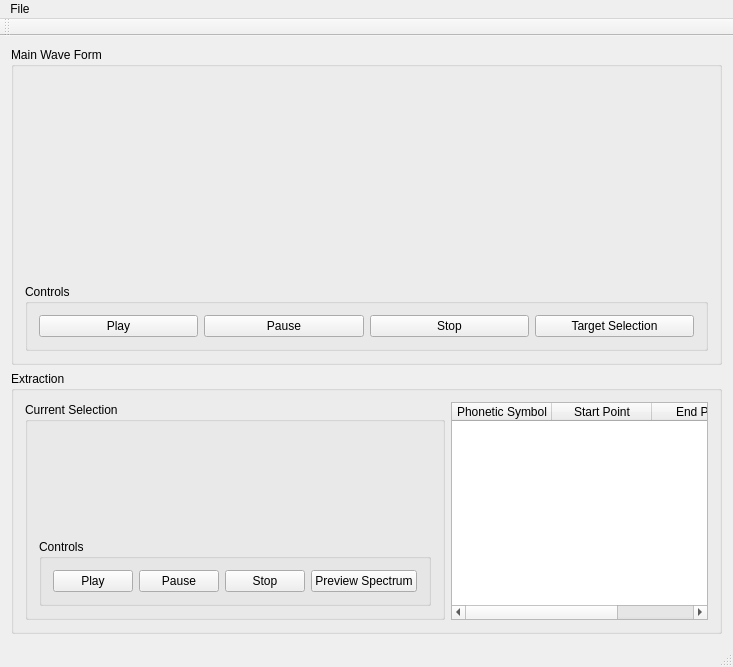
Old version of the form QtMockups/MainWindow/PhonemeExtractor/phonemeextractormainwindow.ui in the repository jdg534/PhonemeExtractor.
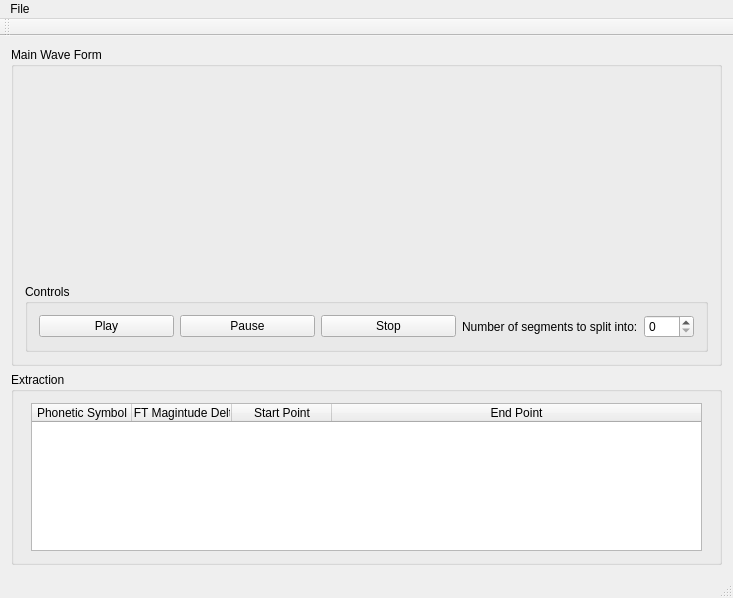
New version of the form.

Commit message: Updated UI mockup of main window

```diff
--- a/QtMockups/MainWindow/PhonemeExtractor/phonemeextractormainwindow.ui
+++ b/QtMockups/MainWindow/PhonemeExtractor/phonemeextractormainwindow.ui
@@ -7,7 +7,7 @@
     <x>0</x>
     <y>0</y>
     <width>733</width>
-    <height>569</height>
+    <height>598</height>
    </rect>
   </property>
   <property name="windowTitle">
@@ -59,9 +59,19 @@
            </widget>
           </item>
           <item>
-           <widget class="QPushButton" name="pushButton_mainWaveformTargetSelection">
+           <widget class="QLabel" name="label_NumSegToSplitInto">
             <property name="text">
-             <string>Target Selection</string>
+             <string>Number of segments to split into:</string>
+            </property>
+           </widget>
+          </item>
+          <item>
+           <widget class="QSpinBox" name="spinBox_NumSegToSplitInto">
+            <property name="maximumSize">
+             <size>
+              <width>50</width>
+              <height>16777215</height>
+             </size>
             </property>
            </widget>
           </item>
@@ -76,62 +86,9 @@
       <property name="title">
        <string>Extraction</string>
       </property>
-      <layout class="QHBoxLayout" name="horizontalLayout_3">
+      <layout class="QHBoxLayout" name="horizontalLayout_2">
        <item>
-        <widget class="QGroupBox" name="groupBox_currentSelection">
-         <property name="title">
-          <string>Current Selection</string>
-         </property>
-         <layout class="QVBoxLayout" name="verticalLayout_2">
-          <item>
-           <widget class="QWidget" name="target_waveformWidget" native="true">
-            <property name="minimumSize">
-             <size>
-              <width>0</width>
-              <height>100</height>
-             </size>
-            </property>
-           </widget>
-          </item>
-          <item>
-           <widget class="QGroupBox" name="groupBox_mainWaveFormControls_2">
-            <property name="title">
-             <string>Controls</string>
-            </property>
-            <layout class="QHBoxLayout" name="horizontalLayout_2">
-             <item>
-              <widget class="QPushButton" name="pushButton_targetPlay">
-               <property name="text">
-                <string>Play</string>
-               </property>
-              </widget>
-             </item>
-             <item>
-              <widget class="QPushButton" name="pushButton_mainWaveFormPause_2">
-               <property name="text">
-                <string>Pause</string>
-               </property>
-              </widget>
-             </item>
-             <item>
-              <widget class="QPushButton" name="pushButton_mainWaveFormStop_2">
-               <property name="text">
-                <string>Stop</string>
-               </property>
-              </widget>
-             </item>
-             <item>
-              <widget class="QPushButton" name="pushButton_targetSectionPreviewSpectrum">
-               <property name="text">
-                <string>Preview Spectrum</string>
-               </property>
-              </widget>
-             </item>
-            </layout>
-           </widget>
-          </item>
-         </layout>
-        </widget>
+        <widget class="QWidget" name="widget_MainWaveformSegmentDft" native="true"/>
        </item>
        <item>
         <widget class="QTableWidget" name="tableWidget_identifiedPhonemes">
@@ -143,6 +100,11 @@
            <string>Phonetic Symbol</string>
           </property>
          </column>
+         <column>
+          <property name="text">
+           <string>DFT Magintude Delta</string>
+          </property>
+         </column>
          <column>
           <property name="text">
            <string>Start Point</string>
@@ -155,6 +117,9 @@
          </column>
         </widget>
        </item>
+       <item>
+        <widget class="QWidget" name="widget_ComparisonPhonemeSegmentDft" native="true"/>
+       </item>
       </layout>
      </widget>
     </item>
```
